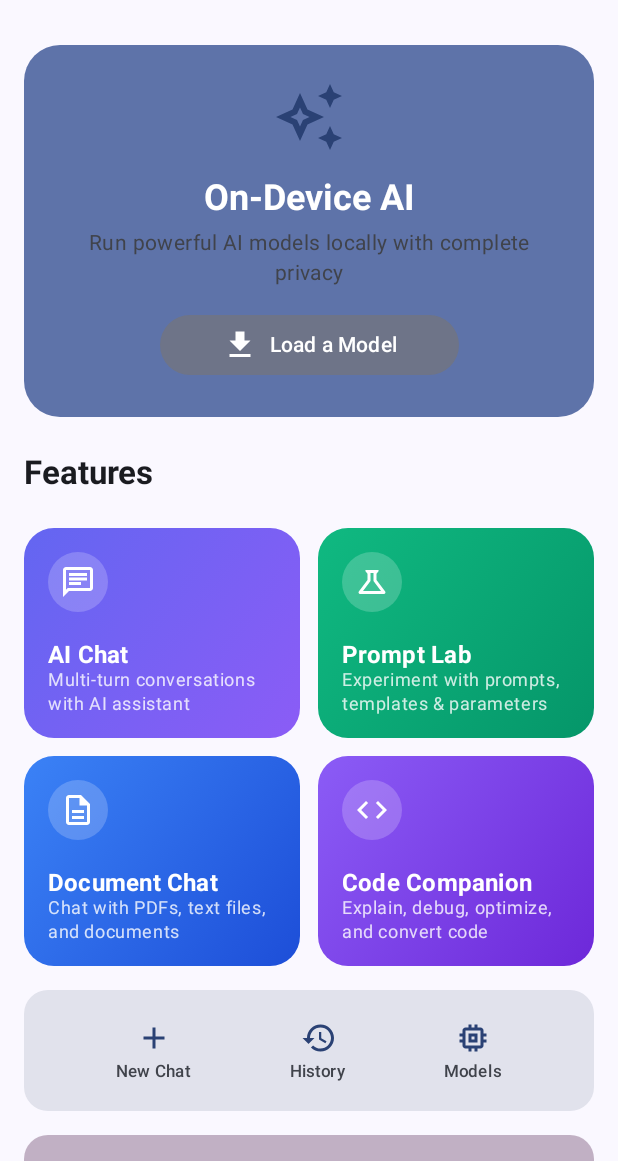
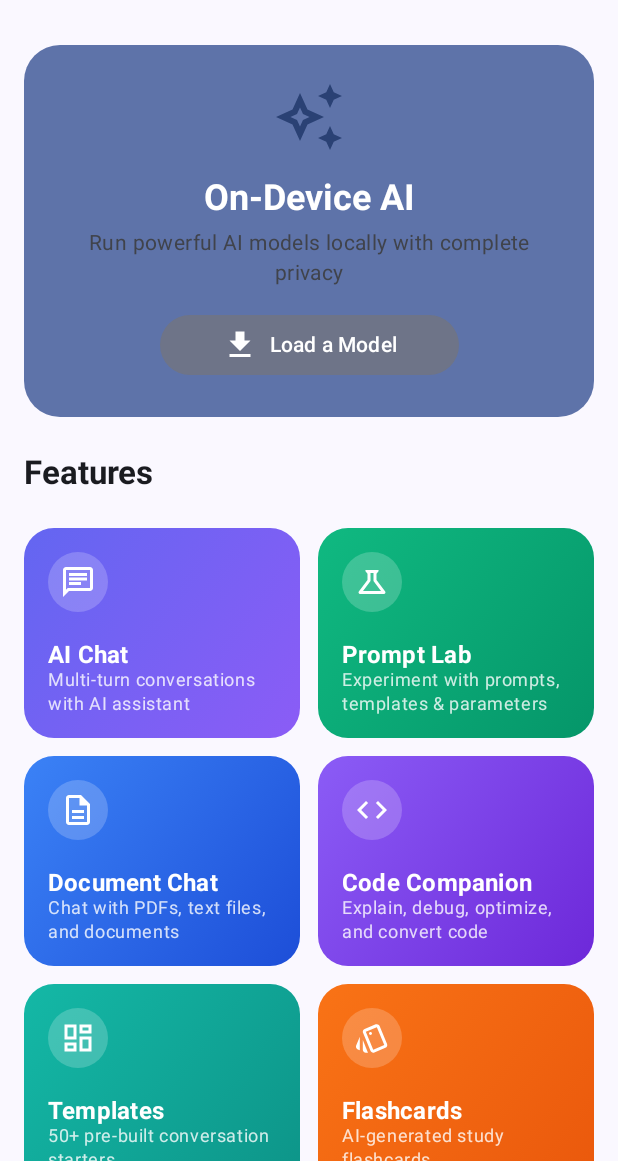
Before and after one commit to Soham-Kamathi/my_first_App, an Android app built with Jetpack Compose: the screen it shows after launch (MainActivity), on a phone screen of 412 x 824 dp, the part 75-1236 px from its top. Run offline under Robolectric (Android 15) with nearby library versions, the phone set to English and light mode, and no system bars; our stand-ins replace Dagger/Hilt's generated code, Room's generated code.

Commit message:
Fix HomeScreen to display all 9 feature cards
The FeaturesGrid was hardcoded to show only 4 features. Updated to dynamically display all features using chunked(2) to create rows of 2 cards.

Features now visible:
- AI Chat
- Prompt Lab
- Document Chat
- Code Companion
- Templates (60+)
- Flashcards
- Quiz Generator
- Ask Image
- Audio Scribe

```diff
--- a/app/src/main/java/com/localllm/app/ui/screen/HomeScreen.kt
+++ b/app/src/main/java/com/localllm/app/ui/screen/HomeScreen.kt
@@ -346,35 +346,24 @@ private fun FeaturesGrid(
     Column(
         verticalArrangement = Arrangement.spacedBy(12.dp)
     ) {
+        // Display all features in rows of 2
+        features.chunked(2).forEach { rowFeatures ->
             Row(
                 horizontalArrangement = Arrangement.spacedBy(12.dp),
                 modifier = Modifier.fillMaxWidth()
             ) {
+                rowFeatures.forEach { feature ->
                     FeatureCardItem(
-                feature = features[0],
-                onClick = { onFeatureClick(features[0]) },
-                modifier = Modifier.weight(1f)
-            )
-            FeatureCardItem(
-                feature = features[1],
-                onClick = { onFeatureClick(features[1]) },
+                        feature = feature,
+                        onClick = { onFeatureClick(feature) },
                         modifier = Modifier.weight(1f)
                     )
                 }
-        Row(
-            horizontalArrangement = Arrangement.spacedBy(12.dp),
-            modifier = Modifier.fillMaxWidth()
-        ) {
-            FeatureCardItem(
-                feature = features[2],
-                onClick = { onFeatureClick(features[2]) },
-                modifier = Modifier.weight(1f)
-            )
-            FeatureCardItem(
-                feature = features[3],
-                onClick = { onFeatureClick(features[3]) },
-                modifier = Modifier.weight(1f)
-            )
+                // Add empty spacer if odd number of features in last row
+                if (rowFeatures.size == 1) {
+                    Spacer(modifier = Modifier.weight(1f))
+                }
+            }
         }
     }
 }
```
Lines whose indentation alone changed are shown as unchanged.
